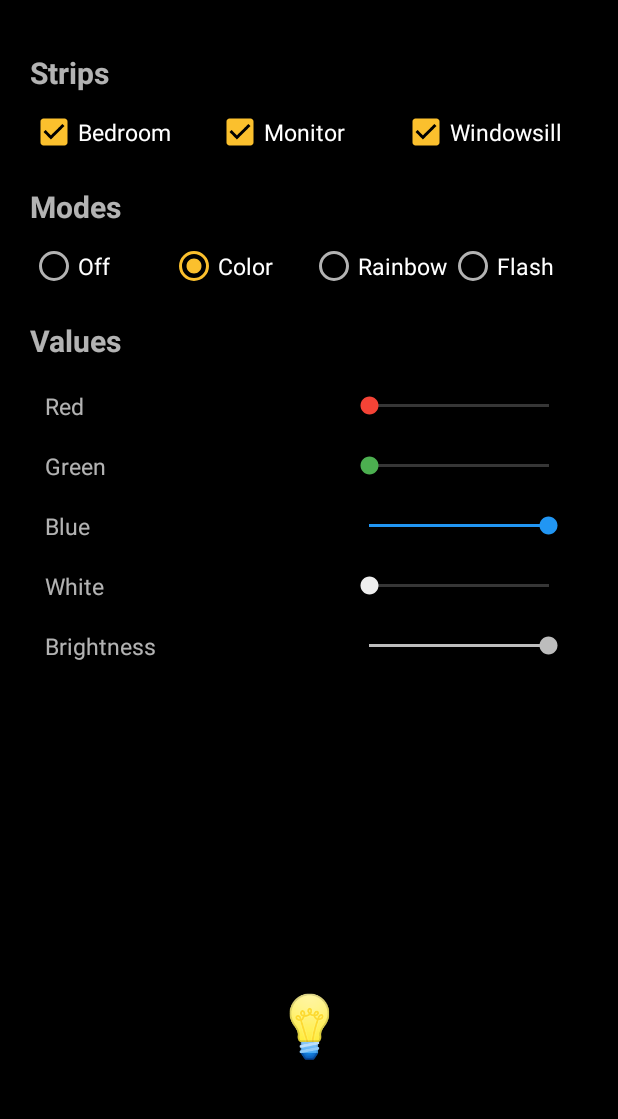
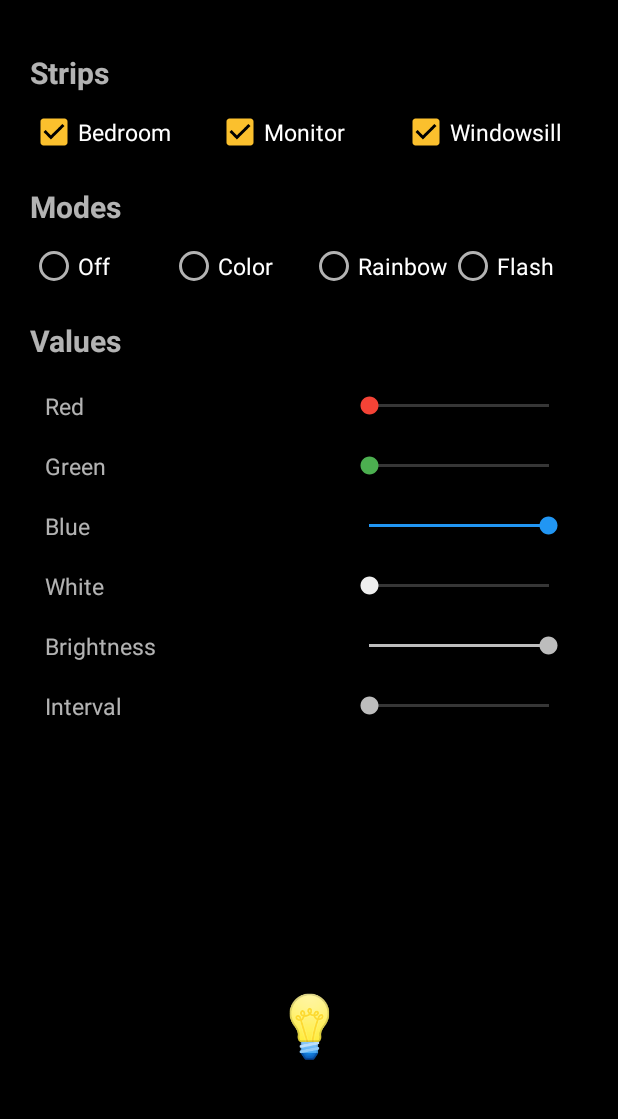
Before and after one commit to nvllsvm/aufseher-android, an Android app: the screen it shows after launch (MainActivity), on a phone screen of 412 x 824 dp, the part 62-1181 px from its top. Run offline under Robolectric (Android 15) with nearby library versions, the phone set to English and light mode, and no system bars; 2 statements that could not run were skipped.

Commit message:
Stop setting mode until retrieved

```diff
--- a/app/src/main/java/net/nullsum/aufseher/MainActivity.kt
+++ b/app/src/main/java/net/nullsum/aufseher/MainActivity.kt
@@ -35,9 +35,6 @@
         (findViewById<View>(R.id.checkbox_monitor) as CheckBox).isChecked = true
         (findViewById<View>(R.id.checkbox_bedroom) as CheckBox).isChecked = true
         (findViewById<View>(R.id.checkbox_windowsill) as CheckBox).isChecked = true
-
-        (findViewById<View>(R.id.radio_color) as RadioButton).isChecked = true
-        setMode("color")
 
         val seekbarBrightness = findViewById<View>(R.id.seekbar_brightness) as SeekBar
         seekbarBrightness.progress = seekbarBrightness.max
```
